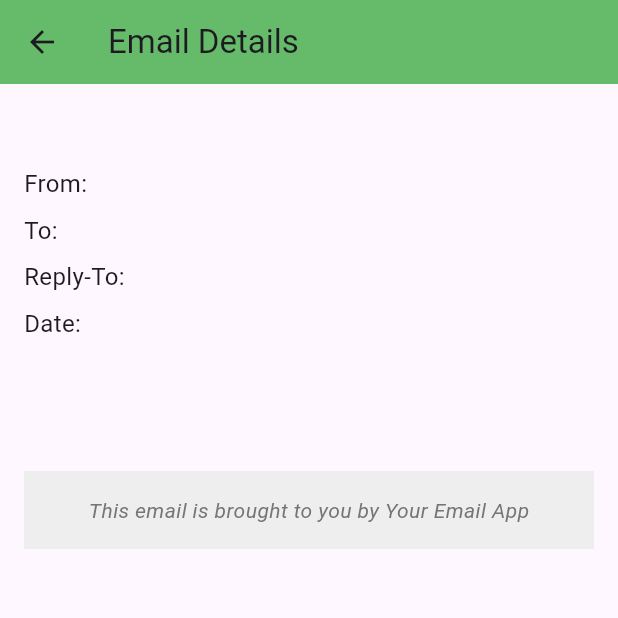
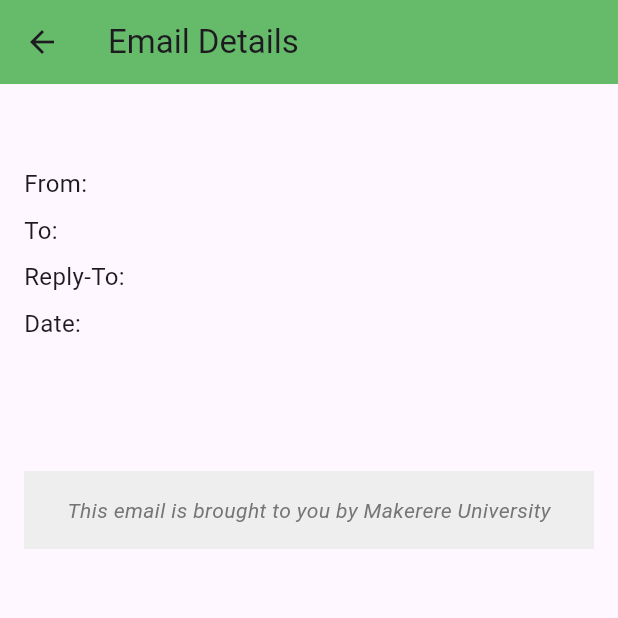
Before and after one commit to Aurits/webmail_app_v2, a Flutter app: the EmailDetailPage screen opened directly with empty values, on a phone screen of 412 x 824 dp, the top half of it. Run offline on Flutter 3.47's test engine with Material 3 defaults, Android fonts, the light colour scheme and no system bars; our stand-ins replace dio, flutter_form_builder, form_builder_validators, sqflite; accounts and stored records are empty.

Commit message:
Nov 28, 2023, 2:11 PM

```diff
--- a/lib/pages/emails/email_detail_page.dart
+++ b/lib/pages/emails/email_detail_page.dart
@@ -70,11 +70,12 @@ class EmailDetailPage extends StatelessWidget {
               ),
             const SizedBox(height: 32),
             Container(
+              width: double.infinity,
               alignment: Alignment.center,
               padding: const EdgeInsets.symmetric(vertical: 16),
               color: Colors.grey[200],
               child: Text(
-                'This email is brought to you by Your Email App',
+                'This email is brought to you by Makerere University',
                 style: TextStyle(
                   color: Colors.grey[600],
                   fontStyle: FontStyle.italic,
```
